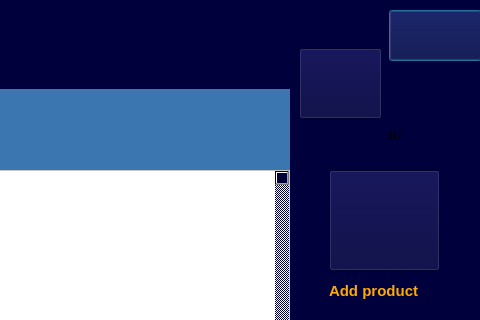
The window that customer.ui (AP-projects-4001/ls) describes before a commit, drawn with Qt 5; both pictures show x 761 to 1241 and y 0 to 320 of the 1241 by 688 pixel window.
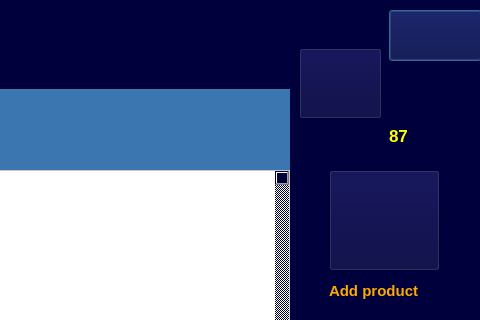
The same window after the commit. Icons and pictures are not drawn.

Patch:
```diff
--- a/customer.ui
+++ b/customer.ui
@@ -218,6 +218,16 @@
      <height>31</height>
     </rect>
    </property>
+   <property name="font">
+    <font>
+     <pointsize>13</pointsize>
+     <bold>true</bold>
+    </font>
+   </property>
+   <property name="styleSheet">
+    <string notr="true">color: rgb(255, 255, 0);
+</string>
+   </property>
    <property name="text">
     <string>87</string>
    </property>
```
